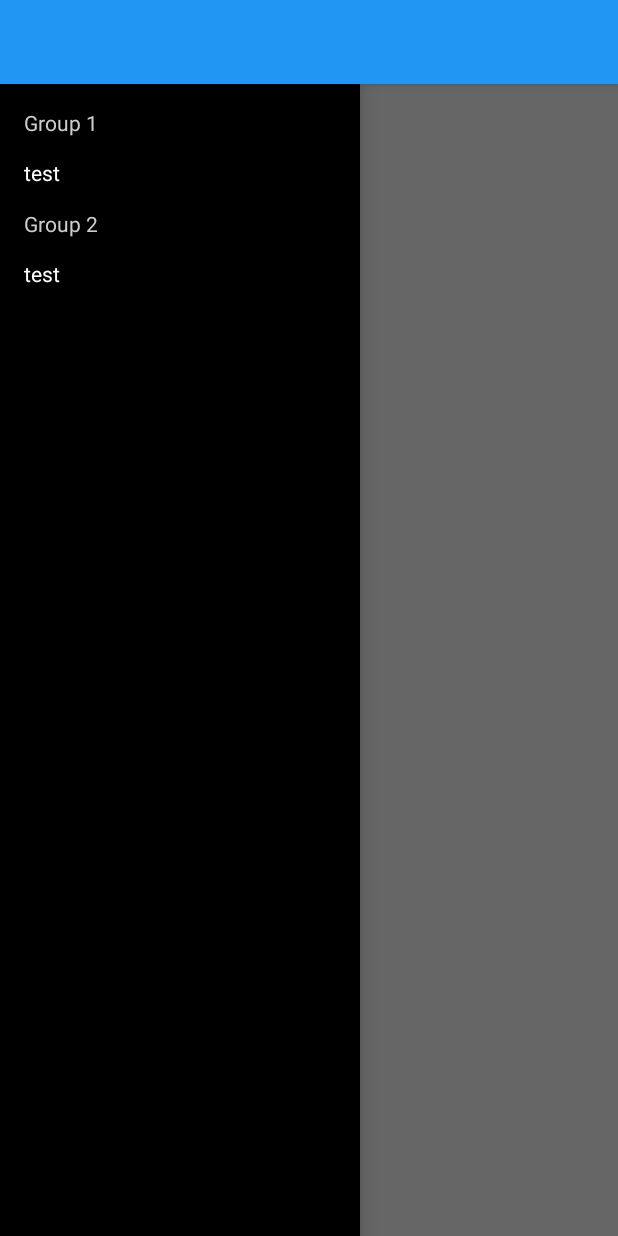
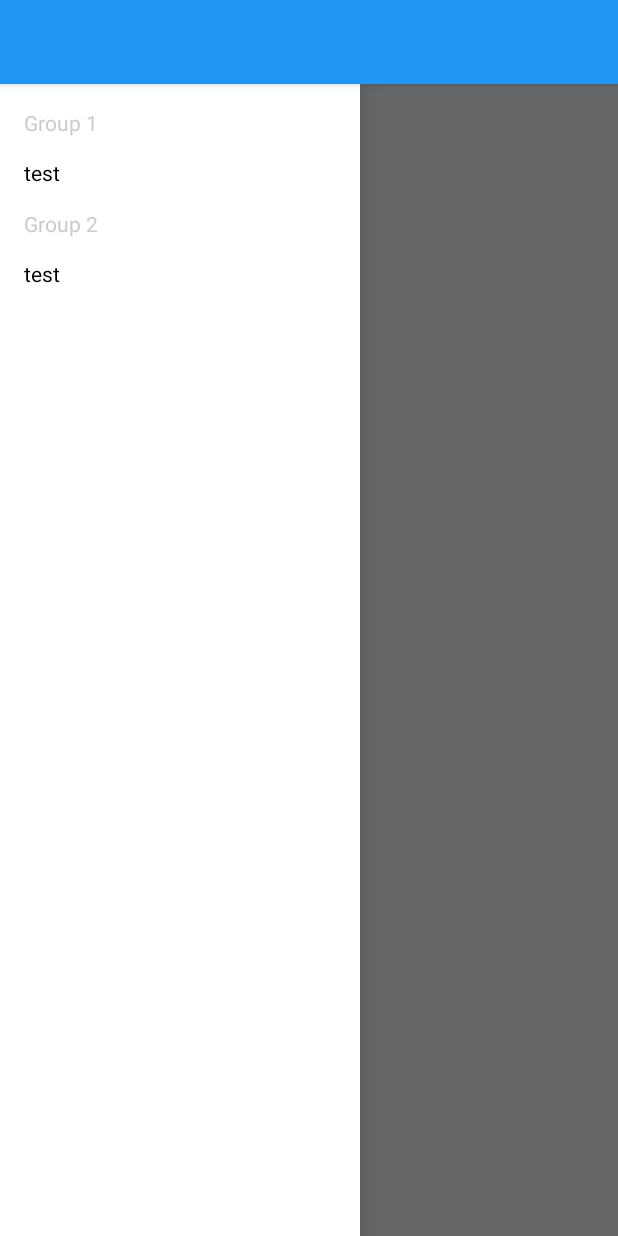
Before and after one commit to ADao12/android-drawer-template, an Android app: the screen it shows after launch (MainActivity), with the side drawer open, on a phone screen of 412 x 824 dp. Run offline under Robolectric (Android 15) with nearby library versions, the phone set to English and light mode, and no system bars; libraries missing offline, so code that uses them is left out: android.support.v7, kotlin.platform.platformStatic; 11 statements that could not run were skipped.

Commit message:
Updated resources

```diff
--- a/app/src/main/res/values/colors.xml
+++ b/app/src/main/res/values/colors.xml
@@ -15,7 +15,7 @@
 
     <color name="selected_gray">#ffdbdbdb</color>
     <color name="drawer_toggle">#ffffff</color>
-    <color name="drawer_background">#000</color>
-    <color name="drawer_section_color">#cccccc</color>
-    <color name="drawer_label_color">#ffffff</color>
+    <color name="drawer_background">#fff</color>
+    <color name="drawer_section_color">#ccc</color>
+    <color name="drawer_label_color">#000</color>
 </resources>
```
Also changed, not shown: app/src/main/res/layout/drawer_row.xml (+7 -1 lines).
